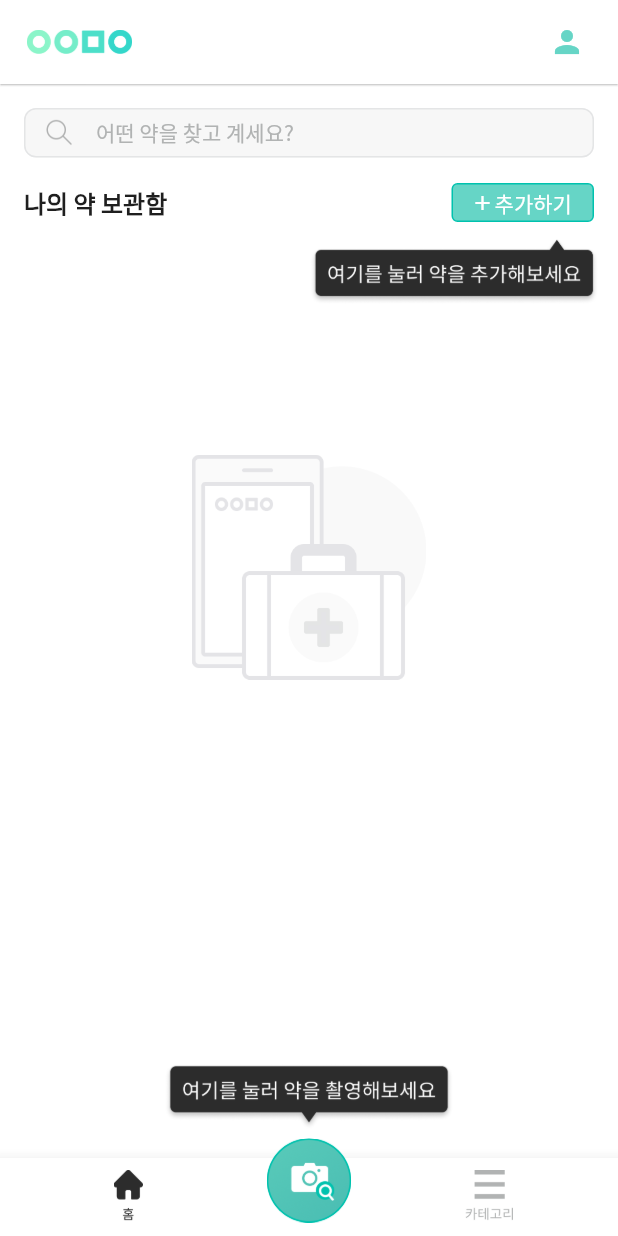
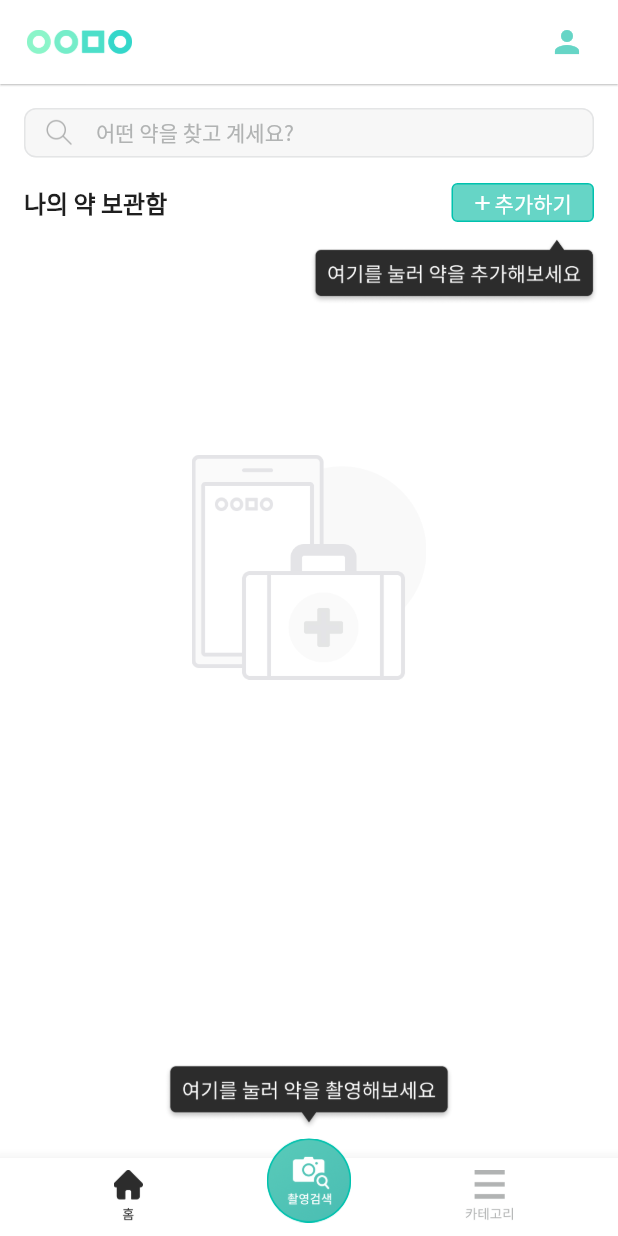
Before and after one commit to Semodrug/semo_ver2, a Flutter app: the screen it shows once a user with an empty profile is signed in, on a phone screen of 412 x 824 dp. Run offline on Flutter 3.47's test engine with Material 2 defaults, Android fonts, the phone set to English and light mode, and no system bars; our stand-ins replace camera, carousel_slider, cloud_firestore, firebase_auth, firebase_core, firebase_storage and 7 more; missing offline and left inert: camera_platform_interface, dynamic_text_highlighting, firebase_ml_vision, flutter_email_sender, flutter_facebook_auth, tflite; accounts and stored records are empty.

Commit message:
[UPDATE] 사진촬영 아이콘

```diff
--- a/lib/bottom_bar.dart
+++ b/lib/bottom_bar.dart
@@ -65,7 +65,7 @@ class _BottomBarState extends State<BottomBar> {
         child: FloatingActionButton(
           backgroundColor: primary400_line,
           elevation: 0,
-          child: Image.asset('assets/icons/bottom_camera.png'),
+          child: Image.asset('assets/icons/bottom_camera_withText.png'),
           onPressed: () async {
             showModalBottomSheet(
                 backgroundColor: Colors.transparent,
```
Also changed, not shown: assets/icons/bottom_camera_withText.png (added). Lines whose indentation alone changed are shown as unchanged.
